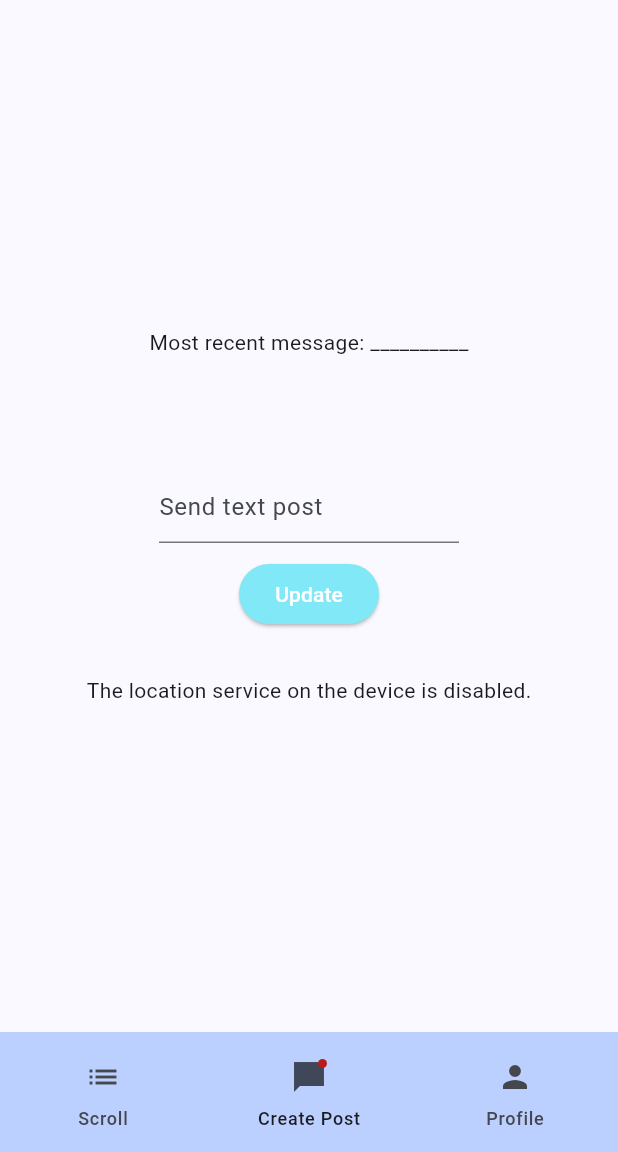
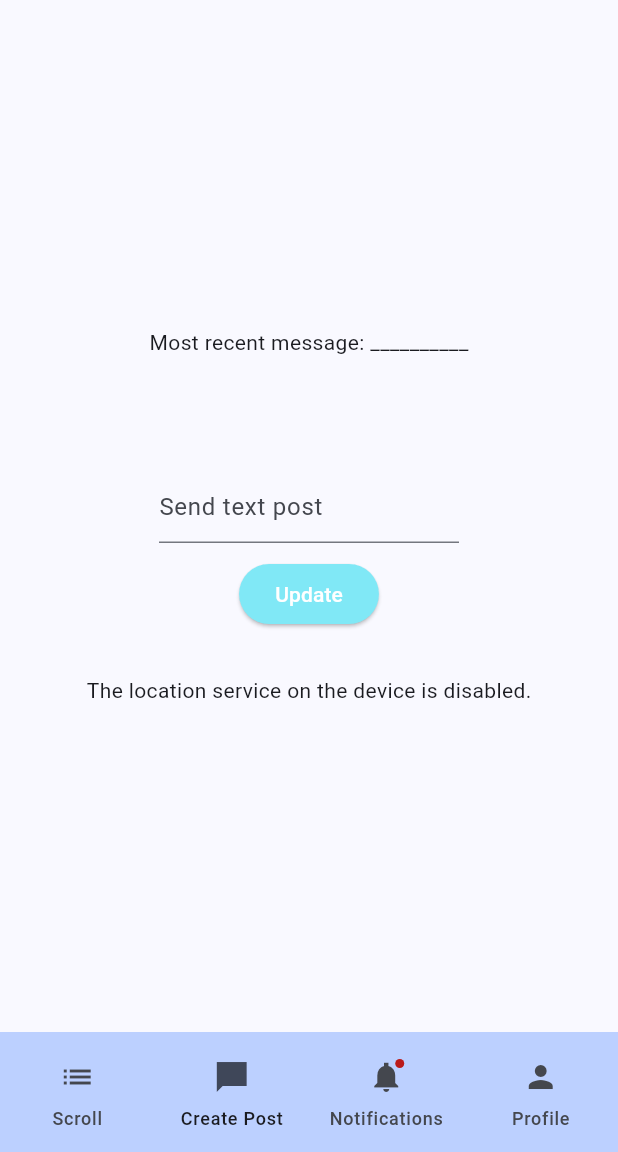
Before and after one commit to maxwellstickels/truestory, a Flutter app: the screen it shows after launch, item 3 of the bottom bar chosen, after a tap on "Back to Home", on a phone screen of 412 x 824 dp, the part 84-1236 px from its top. Run offline on Flutter 3.47's test engine with Material 3 defaults, Android fonts, the light colour scheme and no system bars; our stand-ins replace cloud_firestore, firebase_core, geolocator; accounts and stored records are empty.

Commit message:
Fixed app display name issue, added placeholder Notifications page and other minor fixes

```diff
--- a/truestory_app/lib/main.dart
+++ b/truestory_app/lib/main.dart
@@ -1,6 +1,7 @@
 import 'package:flutter/material.dart';
 import 'package:truestory_app/storage.dart';
 import 'package:truestory_app/profile_self.dart';
+import 'package:truestory_app/notifications.dart';
 import 'package:truestory_app/scroll.dart';
 import 'package:geolocator/geolocator.dart';
 void main() {
@@ -115,7 +116,7 @@ class _MyHomePageState extends State<MyHomePage> {
     // than having to individually change instances of widgets.
     return Scaffold(
       bottomNavigationBar: NavigationBar(
-        backgroundColor: Color.fromARGB(255, 188, 208, 255),
+        backgroundColor: const Color.fromARGB(255, 188, 208, 255),
         onDestinationSelected: (int index) {
           if (index == 0) {
             Navigator.push(
@@ -126,11 +127,17 @@ class _MyHomePageState extends State<MyHomePage> {
           if (index == 2) {
             Navigator.push(
                   context,
+                  MaterialPageRoute(builder: (context) => const NotifRoute()),
+            );
+          }
+          if (index == 3) {
+            Navigator.push(
+                  context,
                   MaterialPageRoute(builder: (context) => const ProfileRoute()),
             );
           }
         },
-        indicatorColor: Color.fromARGB(0, 0, 0, 0),
+        indicatorColor: const Color.fromARGB(0, 0, 0, 0),
         selectedIndex: 1,
         destinations: const <Widget>[
           NavigationDestination(
@@ -138,8 +145,12 @@ class _MyHomePageState extends State<MyHomePage> {
             label: 'Scroll',
           ),
           NavigationDestination(
-            icon: Badge(child: Icon(Icons.messenger_sharp)),
+            icon: Icon(Icons.messenger_sharp),
             label: 'Create Post',
+          ),
+          NavigationDestination(
+            icon: Badge(child: Icon(Icons.notifications_sharp)),
+            label: 'Notifications',
           ),
           NavigationDestination(
             icon: Icon(Icons.person),
@@ -226,7 +237,7 @@ class _MyHomePageState extends State<MyHomePage> {
                   },
                   style: TextButton.styleFrom(
                     foregroundColor: const Color.fromARGB(255, 255, 255, 255),
-                    backgroundColor: Color.fromARGB(255, 128, 232, 246)               ),
+                    backgroundColor: const Color.fromARGB(255, 128, 232, 246)               ),
                   child: const Text('Update'),
                 ),
                 const SizedBox(height:30),
--- /dev/null
+++ b/truestory_app/lib/notifications.dart
@@ -0,0 +1,34 @@
+import 'package:flutter/material.dart';
+
+class NotifRoute extends StatelessWidget {
+  const NotifRoute({super.key});
+
+  @override
+  Widget build(BuildContext context) {
+    return Scaffold(
+      appBar: AppBar(
+        title: const Text('Notifications'),
+      ),
+      body: Center(
+        child: Column(
+          children: [
+            const Text('Ding Dong!', style: TextStyle(color: Colors.blue, fontWeight: FontWeight.bold, fontSize: 30)),
+            const SizedBox(height: 30),
+            const Text('(Sorry, I really shouldn\'t call you that.)', style: TextStyle(color: Colors.grey)),
+            const SizedBox(height: 30),
+            const Text('This is where your notifications live.'),
+            const SizedBox(height: 30),
+            const Text('You don\'t have any at the moment.'),
+            const SizedBox(height: 30),
+            ElevatedButton(
+            onPressed: () {
+              Navigator.pop(context);
+            },
+            child: const Text('Back to Home'),
+          ),
+          ]
+        ),
+      )
+    );
+  }
+}
```
Also changed, not shown: truestory_app/lib/login.dart (deleted, +0 -100 lines), truestory_app/manifest.json, 3 other files.
